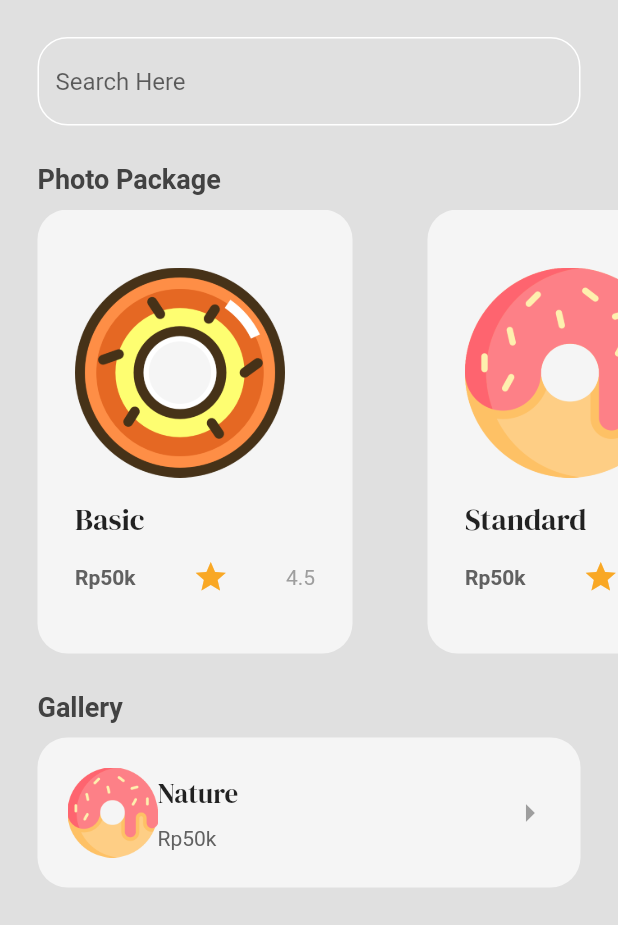
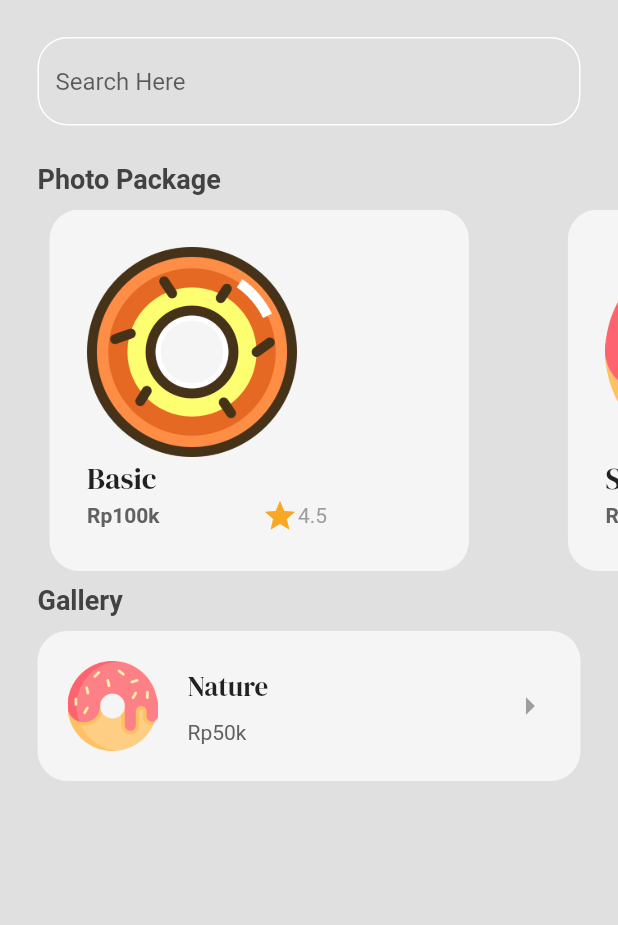
Before and after one commit to rumahrudi/pbl_mobile_studio_gallery, a Flutter app: the HomePage screen opened by its route, on a phone screen of 412 x 824 dp, the part 311-1236 px from its top. Run offline on Flutter 3.47's test engine with Material 2 defaults, Android fonts, the phone set to English and light mode, and no system bars; our stand-ins replace google_fonts.

Commit message:
update ke 2
lets go

```diff
--- a/pbl_studio_gallery/lib/components/photo_tile.dart
+++ b/pbl_studio_gallery/lib/components/photo_tile.dart
@@ -8,13 +8,14 @@ class PhotoTile extends StatelessWidget {
 
   @override
   Widget build(BuildContext context) {
-    return Container(
+    return SingleChildScrollView(
+      child: Container(
         decoration: BoxDecoration(
           color: Colors.grey[100],
           borderRadius: BorderRadius.circular(20),
         ),
-      margin: EdgeInsets.only(left: 25, right: 25),
-      padding: EdgeInsets.all(25),
+        margin: const EdgeInsets.only(left: 25, right: 25),
+        padding: const EdgeInsets.all(25),
         child: Column(
           crossAxisAlignment: CrossAxisAlignment.start,
           mainAxisAlignment: MainAxisAlignment.spaceEvenly,
@@ -44,6 +45,8 @@ class PhotoTile extends StatelessWidget {
                     ),
                   ),
                   // * rating
+                  Row(
+                    children: [
                       Icon(
                         Icons.star,
                         color: Colors.yellow[800],
@@ -56,8 +59,11 @@ class PhotoTile extends StatelessWidget {
                       )
                     ],
                   ),
+                ],
+              ),
             ),
           ],
+        ),
       ),
     );
   }
--- a/pbl_studio_gallery/lib/page/home_page.dart
+++ b/pbl_studio_gallery/lib/page/home_page.dart
@@ -18,19 +18,19 @@ class _HomePageState extends State<HomePage> {
     // * Basic
     Photo(
         name: 'Basic',
-        price: '50k',
+        price: '100k',
         imagePath: 'lib/images/donut_basic.png',
         rating: '4.5'),
     // * Standard
     Photo(
         name: 'Standard',
-        price: '50k',
+        price: '250k',
         imagePath: 'lib/images/donout.png',
         rating: '4.5'),
     // * Premium
     Photo(
         name: 'Premium',
-        price: '50k',
+        price: '300k',
         imagePath: 'lib/images/donout_premium.png',
         rating: '4.5')
   ];
@@ -51,8 +51,8 @@ class _HomePageState extends State<HomePage> {
           style: TextStyle(color: Colors.grey[900]),
         ),
       ),
-      body: Column(
-        crossAxisAlignment: CrossAxisAlignment.start,
+      body: ListView(
+        // crossAxisAlignment: CrossAxisAlignment.start,
         children: [
           //* Promo Banner
           Container(
@@ -135,18 +135,23 @@ class _HomePageState extends State<HomePage> {
             height: 10,
           ),
 
-          Expanded(
+          Container(
+            height: 250,
             child: ListView.builder(
               scrollDirection: Axis.horizontal,
               itemCount: photoPackage.length,
-              itemBuilder: (context, index) => PhotoTile(
-                photo: photoPackage[index],
+              itemBuilder: (context, index) => Padding(
+                padding: const EdgeInsets.symmetric(horizontal: 8.0),
+                child: SizedBox(
+                  width: MediaQuery.of(context).size.width * 0.8,
+                  child: PhotoTile(
+                    photo: photoPackage[index],
+                  ),
+                ),
               ),
             ),
           ),
-          const SizedBox(
-            height: 25,
-          ),
+
           Padding(
             padding: const EdgeInsets.symmetric(horizontal: 25),
             child: Text(
@@ -179,7 +184,7 @@ class _HomePageState extends State<HomePage> {
                       height: 60,
                     ),
                     SizedBox(
-                      height: 20,
+                      width: 20,
                     ),
                     Column(
                       crossAxisAlignment: CrossAxisAlignment.start,
```
Lines whose indentation alone changed are shown as unchanged.
